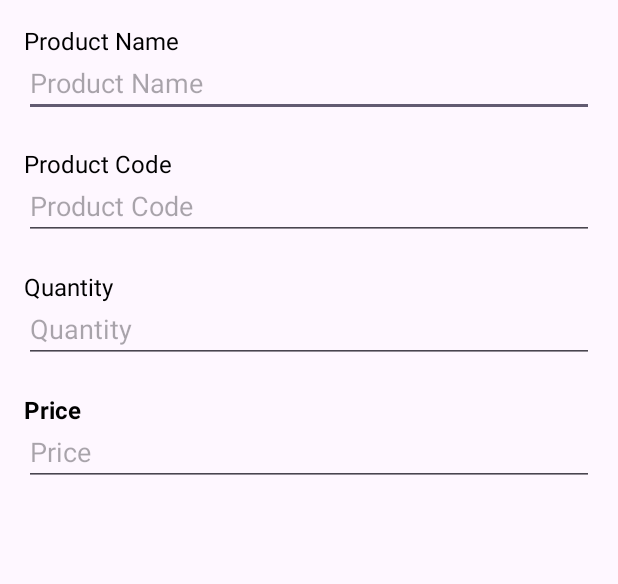
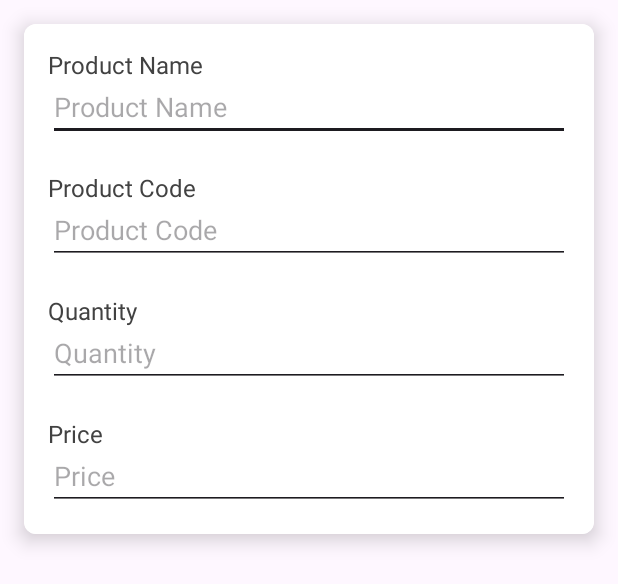
Before and after one commit to dharmesh-kashyap/Warehub, an Android app: the layout dialog_edit_product.xml on its own in the app's theme, with its tools: preview values and no code run, on a phone screen of 412 x 824 dp. Shown: the top 584 px of the screen. Run offline under Robolectric (Android 15) with nearby library versions, the phone set to English and light mode, and no system bars.

Commit message:
Deekshith Devadiga manage items updated work

```diff
--- a/app/src/main/java/com/example/warehub/Report.java
+++ b/app/src/main/java/com/example/warehub/Report.java
@@ -38,7 +38,7 @@ import java.io.IOException;
 public class Report extends Fragment {
 
     private EditText etFileName;
-    private ImageButton btnGenerate;
+    private Button btnGenerate;
     private ImageButton btnShare;
     private DatabaseHelper databaseHelper;
 
--- a/app/src/main/res/drawable/cornerbox.xml
+++ b/app/src/main/res/drawable/cornerbox.xml
@@ -1,7 +1,7 @@
 <?xml version="1.0" encoding="utf-8"?>
 <shape xmlns:android="http://schemas.android.com/apk/res/android">
 <corners android:radius="12dp" /> <!-- Rounded corners -->
-<solid android:color="#673AB7" /> <!-- Background color -->
+<solid android:color="#6332BA" /> <!-- Background color -->
 <padding
     android:left="16dp"
     android:right="16dp"
--- a/app/src/main/res/drawable/rounded_dialog_background.xml
+++ b/app/src/main/res/drawable/rounded_dialog_background.xml
@@ -8,4 +8,5 @@
     android:top="16dp"
     android:right="16dp"
     android:bottom="16dp" />
+
 </shape>
--- a/app/src/main/res/layout/activity_main.xml
+++ b/app/src/main/res/layout/activity_main.xml
@@ -12,7 +12,7 @@
     <androidx.appcompat.widget.Toolbar
         android:id="@+id/toolbar"
         android:layout_width="match_parent"
-        android:layout_height="40dp"
+        android:layout_height="50dp"
         android:background="?attr/colorPrimary"
         android:textColor="?android:textColorPrimary"
         android:theme="@style/ThemeOverlay.AppCompat.Dark.ActionBar"
@@ -27,7 +27,7 @@
     <com.google.android.material.bottomnavigation.BottomNavigationView
         android:id="@+id/bottomNavView"
         android:layout_width="match_parent"
-        android:layout_height="45dp"
+        android:layout_height="55dp"
         app:itemPaddingBottom="5dp"
         app:menu="@menu/bottom_nav_menu" />
 </LinearLayout>
--- a/app/src/main/res/layout/dialog_edit_product.xml
+++ b/app/src/main/res/layout/dialog_edit_product.xml
@@ -1,58 +1,86 @@
-<?xml version="1.0" encoding="utf-8"?>
+<androidx.cardview.widget.CardView xmlns:android="http://schemas.android.com/apk/res/android"
+    android:layout_width="match_parent"
+    android:layout_height="wrap_content"
+    xmlns:app="http://schemas.android.com/apk/res-auto"
+    android:layout_margin="16dp"
+    android:elevation="4dp"
+    android:background="@color/colorBackground"
+    app:cardCornerRadius="8dp"
+    app:cardElevation="8dp">
+
     <LinearLayout
-    xmlns:android="http://schemas.android.com/apk/res/android"
         android:layout_width="match_parent"
         android:layout_height="wrap_content"
         android:orientation="vertical"
         android:padding="16dp"
-    android:text="26dp">
+        android:background="@color/colorOnBackground">
 
         <TextView
             android:id="@+id/txtiname"
             android:layout_width="wrap_content"
             android:layout_height="wrap_content"
             android:text="@string/product_name"
-        android:textSize="16dp"/>
+            android:textSize="16sp"
+            android:textColor="@color/cardview_dark_background" /> <!-- Text color that adapts -->
+
         <EditText
             android:id="@+id/edit_product_name"
             android:layout_width="match_parent"
             android:layout_height="40dp"
-        android:hint="Product Name" />
+            android:hint="Product Name"
+            android:backgroundTint="?attr/colorOnBackground"
+            android:textColor="@color/cardview_dark_background"/>
+
         <TextView
             android:id="@+id/txtcode"
             android:layout_marginTop="20dp"
             android:layout_width="wrap_content"
             android:layout_height="wrap_content"
             android:text="@string/product_code"
-        android:textSize="16dp"/>
+            android:textSize="16sp"
+            android:textColor="@color/cardview_dark_background" />
+
         <EditText
             android:id="@+id/edit_product_code"
             android:layout_width="match_parent"
             android:layout_height="40dp"
-        android:hint="Product Code" />
+            android:hint="Product Code"
+            android:backgroundTint="?attr/colorOnBackground"
+            android:textColor="@color/cardview_dark_background"/>
+
         <TextView
             android:id="@+id/txtquan"
             android:layout_marginTop="20dp"
             android:layout_width="wrap_content"
             android:layout_height="wrap_content"
             android:text="@string/quantity"
-        android:textSize="16dp"/>
+            android:textSize="16sp"
+            android:textColor="@color/cardview_dark_background" />
+
         <EditText
             android:id="@+id/edit_product_quantity"
             android:layout_width="match_parent"
             android:layout_height="40dp"
-        android:hint="Quantity" />
+            android:hint="Quantity"
+            android:backgroundTint="?attr/colorOnBackground"
+            android:textColor="@color/cardview_dark_background"/>
+
         <TextView
             android:id="@+id/txtprice"
             android:layout_marginTop="20dp"
             android:layout_width="wrap_content"
             android:layout_height="wrap_content"
             android:text="@string/price"
-        android:textStyle="bold"
-        android:textSize="16dp"/>
+            android:textSize="16sp"
+            android:textColor="@color/cardview_dark_background" />
+
         <EditText
             android:id="@+id/edit_product_price"
             android:layout_width="match_parent"
             android:layout_height="40dp"
-        android:hint="Price" />
+            android:hint="Price"
+            android:backgroundTint="?attr/colorOnBackground"
+            android:textColor="@color/cardview_dark_background"/>
     </LinearLayout>
+
+</androidx.cardview.widget.CardView>
--- a/app/src/main/res/layout/fragment_add_products.xml
+++ b/app/src/main/res/layout/fragment_add_products.xml
@@ -75,7 +75,7 @@
                 android:layout_width="wrap_content"
                 android:layout_height="50dp"
                 android:text="@string/save_product"
-                android:backgroundTint="#1FA425"/>
+                android:background="@drawable/cornerbox"/>
 
 
 
--- a/app/src/main/res/layout/fragment_manage_items.xml
+++ b/app/src/main/res/layout/fragment_manage_items.xml
@@ -16,7 +16,7 @@
     <EditText
         android:layout_marginTop="15dp"
         android:id="@+id/search_box"
-        android:layout_width="350dp"
+        android:layout_width="300dp"
         android:gravity="center"
         android:layout_gravity="center"
         android:layout_height="30dp"
--- a/app/src/main/res/values-night/colors.xml
+++ /dev/null
@@ -1,4 +0,0 @@
-<resources>
-    <color name="black">#000000</color>
-    <color name="white">#FFFFFF</color>
-</resources>
--- a/app/src/main/res/values/colors.xml
+++ b/app/src/main/res/values/colors.xml
@@ -1,6 +1,10 @@
 <?xml version="1.0" encoding="utf-8"?>
 <resources>
-    <color name="black">#FF000000</color>
-    <color name="white">#FFFFFFFF</color>
+        <color name="black">#000000</color>
+        <color name="white">#FFFFFF</color>
     <color name="primary_color">#6E0087</color>
+    <color name="colorBackground">#121212</color>
+    <color name="colorOnBackground">#FFFFFF</color>
+
+
 </resources>
--- a/app/src/main/res/values/strings.xml
+++ b/app/src/main/res/values/strings.xml
@@ -31,4 +31,5 @@
     <string name="generate_report">Generate Report</string>
     <string name="additems">Add Items</string>
     <string name="scan">Click Here To Scan</string>
+    <string name="update">Update product</string>
 </resources>
```
Also changed, not shown: app/src/main/java/com/example/warehub/ManageItems.java (+7 -4 lines), app/src/main/java/com/example/warehub/ProductAdapter.java (+12 -8 lines), app/src/main/res/layout/fragment_report.xml (+15 -10 lines), app/src/main/res/layout/item_product.xml (+22 -16 lines), app/src/main/res/values/styles.xml (line endings or trailing spaces). Lines whose indentation alone changed are shown as unchanged.
